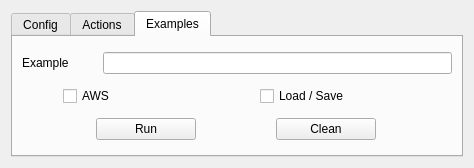
Above: Y3A/Y3A.ui from Nummulith/ObjectModelFramework before the change. Below: the same form after it.
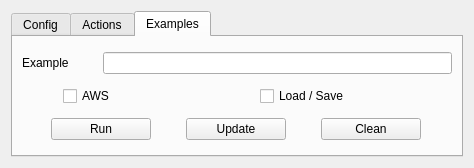
That is the form after the change.

The edit to the form file:
```diff
--- a/Y3A/Y3A.ui
+++ b/Y3A/Y3A.ui
@@ -318,6 +318,19 @@
              </property>
             </widget>
            </item>
+           <item>
+            <widget class="QPushButton" name="bExUpdate">
+             <property name="maximumSize">
+              <size>
+               <width>100</width>
+               <height>16777215</height>
+              </size>
+             </property>
+             <property name="text">
+              <string>Update</string>
+             </property>
+            </widget>
+           </item>
            <item>
             <widget class="QPushButton" name="bExClean">
              <property name="maximumSize">
```
